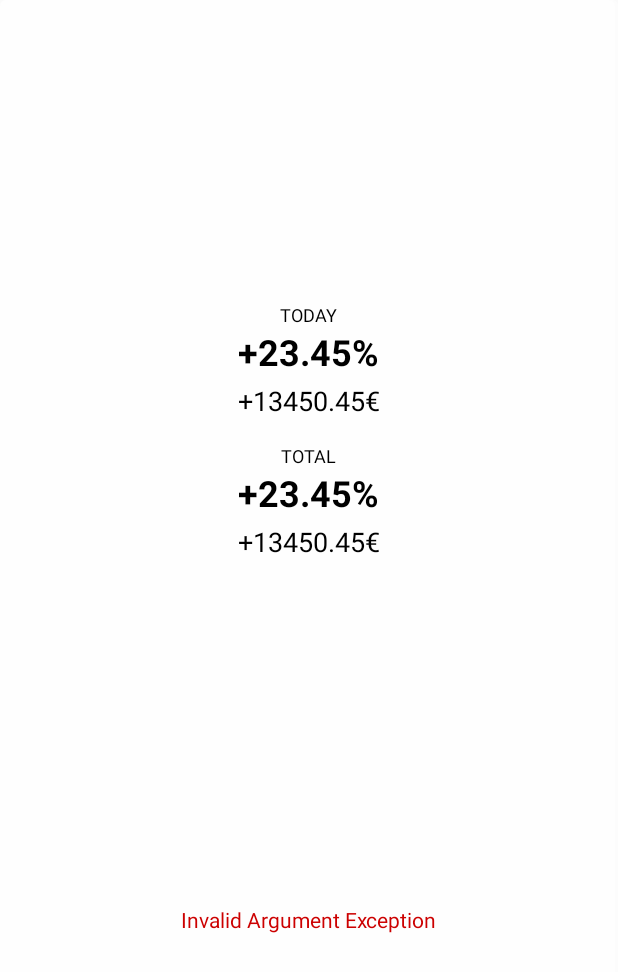
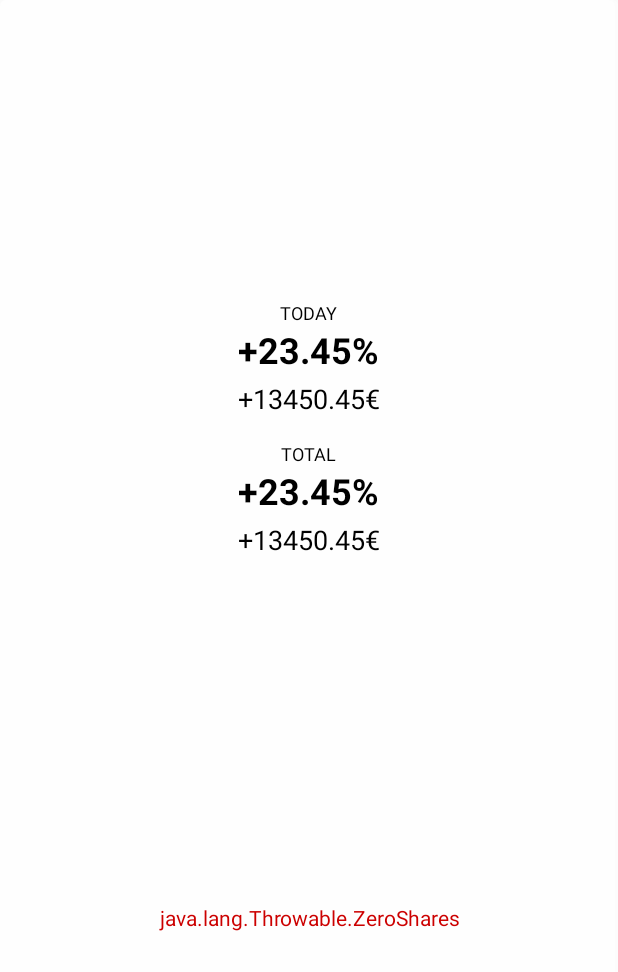
Before and after one commit to micotom/stock_echo, an Android app: the layout stock_echo_widget.xml on its own in the app's theme, with its tools: preview values and no code run, on a phone screen of 412 x 824 dp. Shown: the top 972 px of the screen. Run offline under Robolectric (Android 15) with nearby library versions, the phone set to English and light mode, and no system bars.

Commit message:
improved error display

```diff
--- a/app/src/main/java/com/funglejunk/stockecho/model/UpdateService.kt
+++ b/app/src/main/java/com/funglejunk/stockecho/model/UpdateService.kt
@@ -44,7 +44,7 @@ class UpdateService : JobIntentService() {
             { eitherValidatedReport ->
                 eitherValidatedReport.fold(
                     { error ->
-                        onError(error)
+                        onError(Throwable(error::class.java.simpleName))
                     },
                     { validatedReport ->
                         when (validatedReport) {
--- a/app/src/main/java/com/funglejunk/stockecho/view/StockEchoWidget.kt
+++ b/app/src/main/java/com/funglejunk/stockecho/view/StockEchoWidget.kt
@@ -114,6 +114,8 @@ private fun getUpdateRequestedIntent(context: Context) = PendingIntent.getBroadc
 )
 
 private fun RemoteViews.setErrorViewsVisible() = kotlin.run {
+    setViewVisibility(R.id.today_text, View.GONE)
+    setViewVisibility(R.id.total_text, View.GONE)
     setViewVisibility(R.id.today_perf_text, View.GONE)
     setViewVisibility(R.id.today_absolute_text, View.GONE)
     setViewVisibility(R.id.total_perf_text, View.GONE)
@@ -127,4 +129,6 @@ private fun RemoteViews.setDataViewsVisible() = kotlin.run {
     setViewVisibility(R.id.today_absolute_text, View.VISIBLE)
     setViewVisibility(R.id.total_perf_text, View.VISIBLE)
     setViewVisibility(R.id.total_absolute_text, View.VISIBLE)
+    setViewVisibility(R.id.today_text, View.VISIBLE)
+    setViewVisibility(R.id.total_text, View.VISIBLE)
 }
--- a/app/src/main/res/layout/stock_echo_widget.xml
+++ b/app/src/main/res/layout/stock_echo_widget.xml
@@ -84,8 +84,10 @@
         android:textColor="@android:color/holo_red_dark"
         android:visibility="invisible"
         android:layout_centerInParent="true"
+        android:gravity="center"
+        android:layout_margin="2dp"
         tools:visibility="visible"
-        tools:text="Invalid Argument Exception"
+        tools:text="java.lang.Throwable.ZeroShares"
         />
 
 </RelativeLayout>
```
